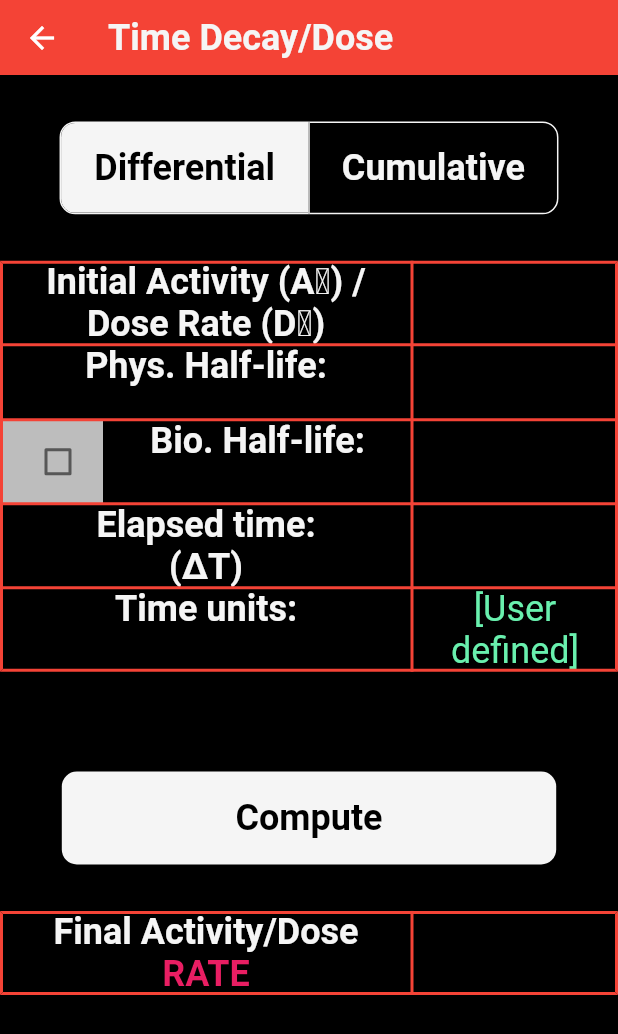
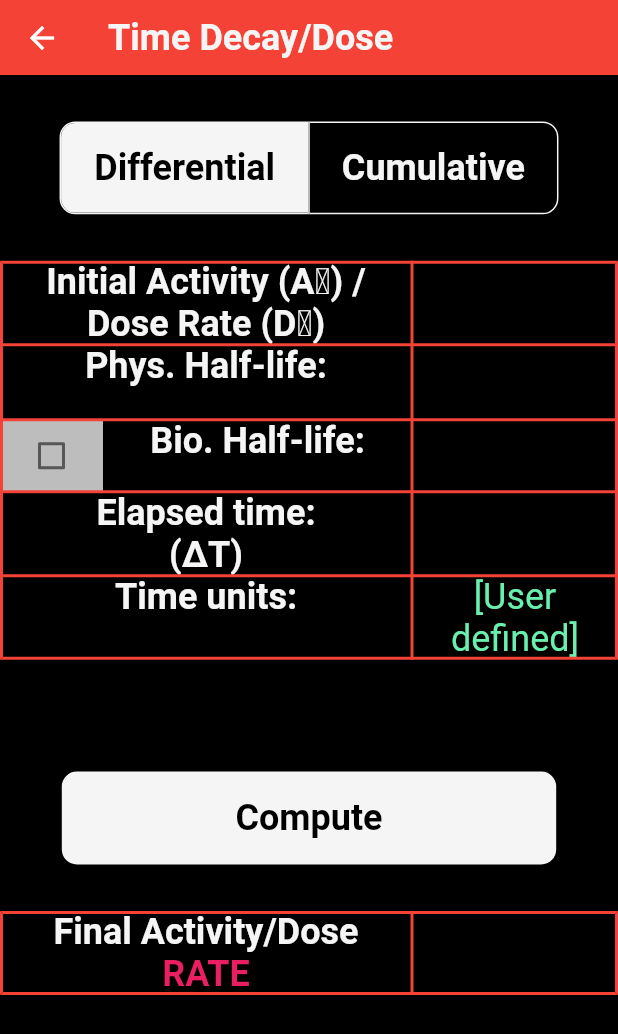
Before and after one commit to jpobeid/rad_onc_project, a Flutter app: the TimeDecayDoseApp screen opened by its route, on a phone screen of 412 x 824 dp. Shown: the top 1034 px of the screen. Run offline on Flutter 3.47's test engine with Material 2 defaults, Android fonts, the phone set to English and light mode, and no system bars; our stand-ins replace csv, font_awesome_flutter, shared_preferences; accounts and stored records are empty; project files that could hold a hidden picture were left out.

Commit message:
Fixed checkboxes layouts

```diff
--- a/lib/apps/rad_physics_apps/time_decay_dose_app/time_decay_dose_app.dart
+++ b/lib/apps/rad_physics_apps/time_decay_dose_app/time_decay_dose_app.dart
@@ -38,7 +38,6 @@ class _TimeDecayDoseAppState extends State<TimeDecayDoseApp> {
   static const Color colorRate = Colors.pink;
   static const Color colorTotal = Colors.indigoAccent;
   static const List<int> checkRowFlex = [1, 3];
-  static const double checkboxPadding = 10;
 
   List<bool> _isSelected = [true, false];
   bool? _isBioHalfLife;
@@ -179,10 +178,10 @@ class _TimeDecayDoseAppState extends State<TimeDecayDoseApp> {
                           flex: checkRowFlex[0],
                           child: IgnorePointer(
                             ignoring: widget.fromIsotopes,
-                            child: CheckboxListTile(
-                              contentPadding: EdgeInsets.symmetric(
-                                  vertical: 0, horizontal: checkboxPadding),
-                              tileColor: Colors.grey[400],
+                            child: Container(
+                              color: Colors.grey[400],
+                              child: Checkbox(
+                                checkColor: Colors.black,
                                 value: _isBioHalfLife,
                                 onChanged: (value) {
                                   setState(() {
@@ -191,6 +190,7 @@ class _TimeDecayDoseAppState extends State<TimeDecayDoseApp> {
                                     resetIsCompute();
                                   });
                                 },
+                              ),
                             ),
                           ),
                         ),
@@ -204,10 +204,8 @@ class _TimeDecayDoseAppState extends State<TimeDecayDoseApp> {
                         ),
                       ],
                     ),
-                    _isBioHalfLife!
-                        ? makeTextField(
-                            context, 5, _ctrlBHL, !widget.fromIsotopes)
-                        : Container(),
+                    _isBioHalfLife! ?
+                    makeTextField(context, 5, _ctrlBHL, !widget.fromIsotopes) : Container(),
                   ]),
                   TableRow(children: [
                     Text(
```
Also changed, not shown: lib/apps/rad_physics_apps/pdd_app/pdd_app.dart (+13 -16 lines). Lines whose indentation alone changed are shown as unchanged.
